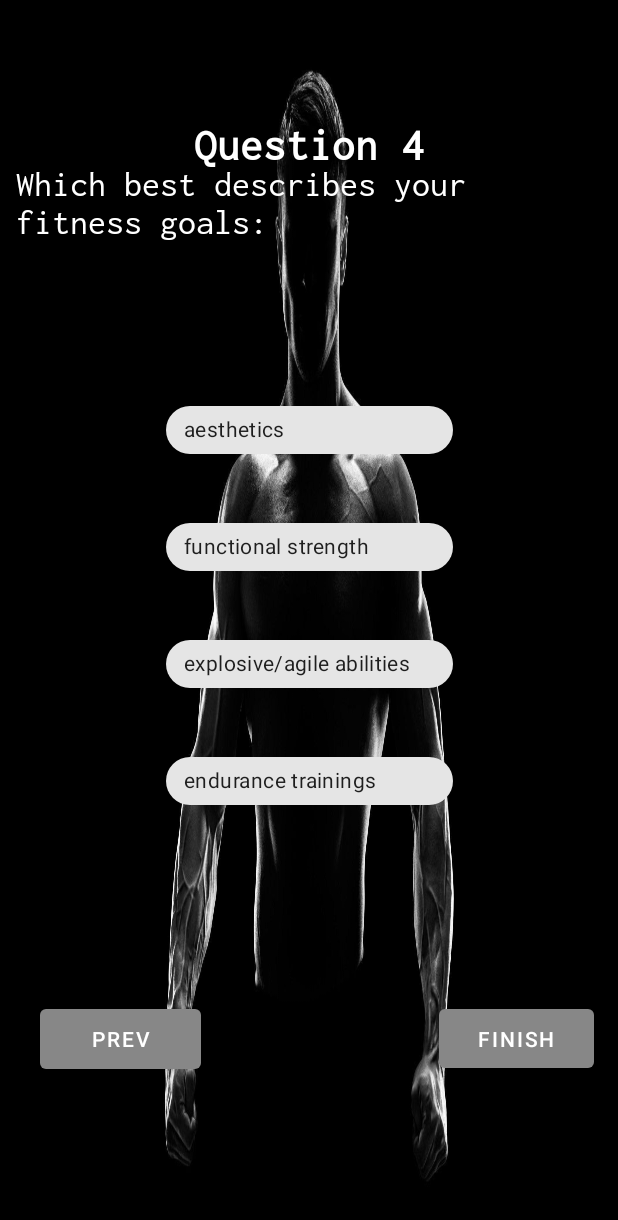
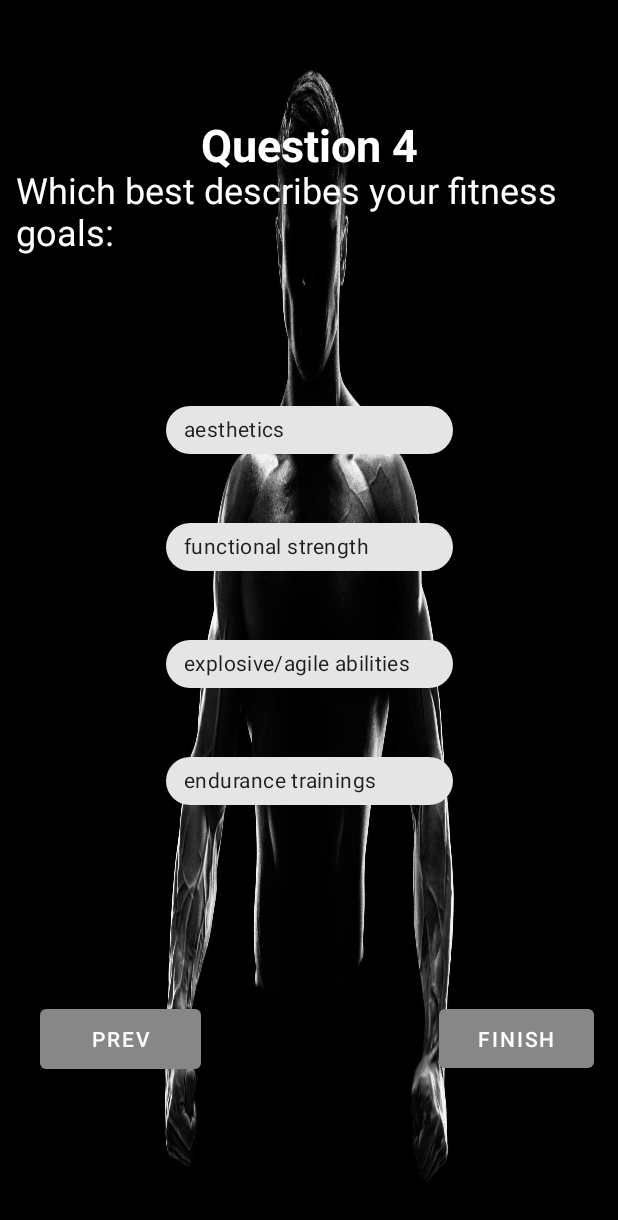
Before and after one commit to RajbirBains/HRTFitnessApp, an Android app: the SurveyQuestion4 screen opened directly, with no data from a screen before it, on a phone screen of 412 x 824 dp. Shown: the top 1220 px of the screen. Run offline under Robolectric (Android 15) with nearby library versions, the phone set to English and light mode, and no system bars.

Commit message:
updating fonts

```diff
--- a/app/src/main/res/layout/activity_survey_question3.xml
+++ b/app/src/main/res/layout/activity_survey_question3.xml
@@ -51,7 +51,7 @@
         android:layout_marginEnd="147dp"
         android:layout_marginRight="147dp"
         android:layout_marginBottom="665dp"
-        android:fontFamily="@font/inconsolata"
+        android:fontFamily="sans-serif"
         android:text="@string/survey_question_3_header"
         android:textColor="#FFFFFF"
         android:textSize="30sp"
@@ -71,7 +71,7 @@
         android:layout_marginEnd="7dp"
         android:layout_marginRight="7dp"
         android:layout_marginBottom="577dp"
-        android:fontFamily="@font/inconsolata"
+        android:fontFamily="sans-serif"
         android:text="@string/survey_question_3"
         android:textColor="#FFFFFF"
         android:textSize="24sp"
--- a/app/src/main/res/layout/activity_survey_question4.xml
+++ b/app/src/main/res/layout/activity_survey_question4.xml
@@ -51,7 +51,7 @@
         android:layout_marginEnd="147dp"
         android:layout_marginRight="147dp"
         android:layout_marginBottom="665dp"
-        android:fontFamily="@font/inconsolata"
+        android:fontFamily="sans-serif"
         android:text="@string/survey_question_4_header"
         android:textColor="#FFFFFF"
         android:textSize="30sp"
@@ -71,7 +71,7 @@
         android:layout_marginEnd="10dp"
         android:layout_marginRight="10dp"
         android:layout_marginBottom="560dp"
-        android:fontFamily="@font/inconsolata"
+        android:fontFamily="sans-serif"
         android:text="@string/survey_question_4"
         android:textColor="#FFFFFF"
         android:textSize="24sp"
```
